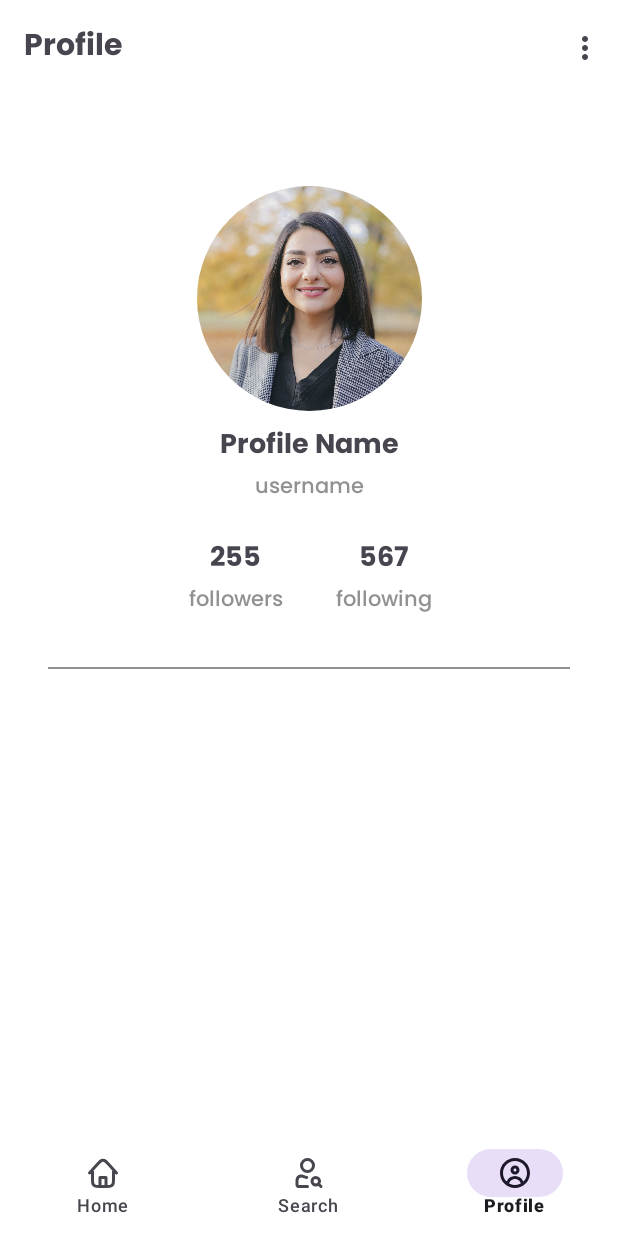
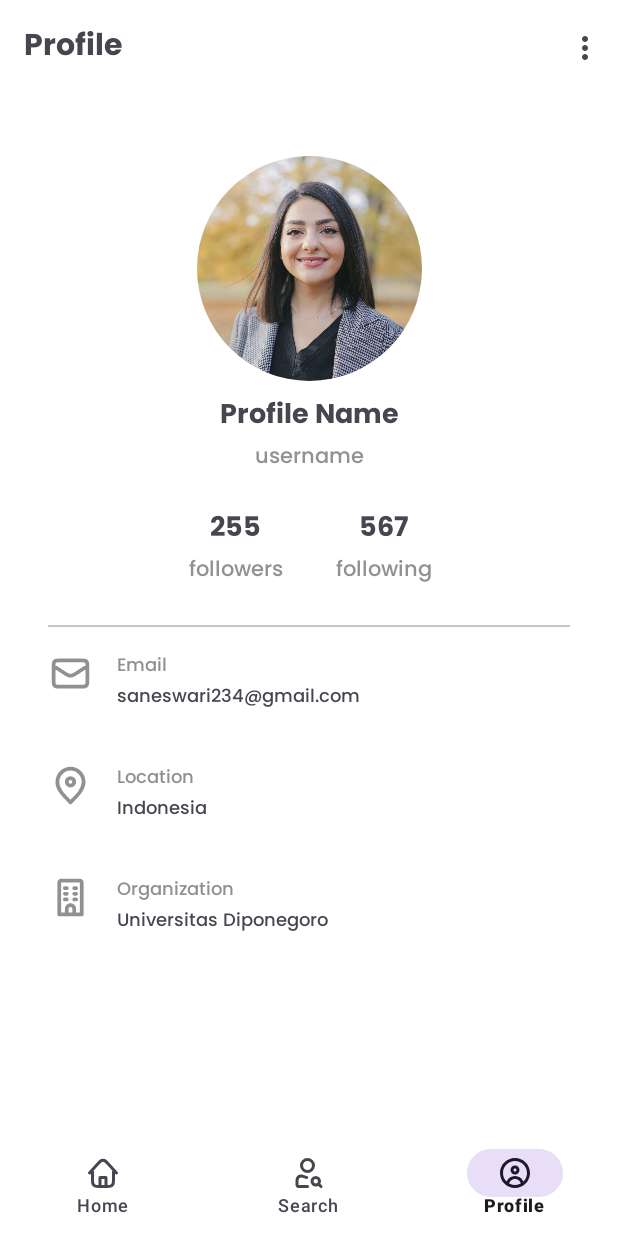
Before and after one commit to dwiaziprasetya/GithubUserApp, an Android app: the ProfileFragment screen opened through its navigation route, on a phone screen of 412 x 824 dp. Run offline under Robolectric (Android 15) with nearby library versions, the phone set to English and light mode, and no system bars; our stand-ins replace CircleImageView, navigation-ui.

Commit message:
Memperbarui beberapa warna

```diff
--- a/app/src/main/res/layout/fragment_profile.xml
+++ b/app/src/main/res/layout/fragment_profile.xml
@@ -30,13 +30,13 @@
         android:id="@+id/ci_profile_image"
         android:layout_width="150dp"
         android:layout_height="150dp"
-        android:layout_marginTop="60dp"
+        android:layout_marginTop="40dp"
         android:src="@drawable/profile_image_template"
         app:layout_constraintBottom_toBottomOf="parent"
         app:layout_constraintEnd_toEndOf="parent"
         app:layout_constraintStart_toStartOf="parent"
         app:layout_constraintTop_toBottomOf="@+id/app_bar_profile"
-        app:layout_constraintVertical_bias="0.0"/>
+        app:layout_constraintVertical_bias="0.0" />
 
     <TextView
         android:id="@+id/tv_profile_name"
@@ -127,13 +127,137 @@
         android:layout_width="match_parent"
         android:layout_height="1dp"
         android:layout_marginStart="32dp"
-        android:layout_marginTop="32dp"
+        android:layout_marginTop="24dp"
         android:layout_marginEnd="32dp"
-        android:background="@color/grey"
+        android:background="@color/grey_2"
         app:layout_constraintEnd_toEndOf="parent"
         app:layout_constraintStart_toStartOf="parent"
-        app:layout_constraintTop_toBottomOf="@+id/tv_followers_template"/>
+        app:layout_constraintTop_toBottomOf="@+id/tv_followers_template" />
 
+    <ImageView
+        android:id="@+id/iv_email_icon"
+        android:layout_width="30dp"
+        android:layout_height="30dp"
+        android:layout_marginTop="16dp"
+        android:src="@drawable/email_icon"
+        app:layout_constraintStart_toStartOf="@+id/line2"
+        app:layout_constraintTop_toBottomOf="@+id/line2"
+        tools:ignore="ContentDescription" />
 
+    <TextView
+        android:id="@+id/tv_email_template"
+        android:layout_width="wrap_content"
+        android:layout_height="wrap_content"
+        android:layout_marginStart="16dp"
+        android:textSize="12sp"
+        android:fontFamily="@font/poppinsmedium"
+        android:text="@string/email_template"
+        android:textColor="@color/grey"
+        app:layout_constraintStart_toEndOf="@+id/iv_email_icon"
+        app:layout_constraintTop_toTopOf="@+id/iv_email_icon" />
+
+    <TextView
+        android:id="@+id/tv_user_email"
+        android:layout_width="wrap_content"
+        android:layout_height="wrap_content"
+        android:fontFamily="@font/poppinsmedium"
+        android:text="@string/profile_email"
+        android:textSize="12sp"
+        app:layout_constraintBottom_toBottomOf="@+id/iv_email_icon"
+        app:layout_constraintStart_toStartOf="@+id/tv_email_template"
+        app:layout_constraintTop_toBottomOf="@+id/tv_email_template"
+        app:layout_constraintVertical_bias="0.0" />
+
+    <View
+        android:id="@+id/line3"
+        android:layout_width="match_parent"
+        android:layout_height="1dp"
+        android:layout_marginStart="32dp"
+        android:layout_marginTop="16dp"
+        android:layout_marginEnd="32dp"
+        android:background="@android:color/transparent"
+        app:layout_constraintEnd_toEndOf="parent"
+        app:layout_constraintStart_toStartOf="parent"
+        app:layout_constraintTop_toBottomOf="@id/tv_user_email"/>
+
+    <ImageView
+        android:id="@+id/iv_location_icon"
+        android:layout_width="30dp"
+        android:layout_height="30dp"
+        android:layout_marginTop="16dp"
+        android:src="@drawable/location_icon"
+        app:layout_constraintStart_toStartOf="@+id/line3"
+        app:layout_constraintTop_toBottomOf="@+id/line3"
+        tools:ignore="ContentDescription" />
+
+    <TextView
+        android:id="@+id/tv_location_template"
+        android:layout_width="wrap_content"
+        android:layout_height="wrap_content"
+        android:layout_marginStart="16dp"
+        android:fontFamily="@font/poppinsmedium"
+        android:text="@string/location_template"
+        android:textColor="@color/grey"
+        android:textSize="12sp"
+        app:layout_constraintStart_toEndOf="@+id/iv_location_icon"
+        app:layout_constraintTop_toTopOf="@+id/iv_location_icon" />
+
+    <TextView
+        android:id="@+id/tv_user_location"
+        android:layout_width="wrap_content"
+        android:layout_height="wrap_content"
+        android:fontFamily="@font/poppinsmedium"
+        android:text="@string/profile_location"
+        android:textSize="12sp"
+        app:layout_constraintBottom_toBottomOf="@+id/iv_location_icon"
+        app:layout_constraintStart_toStartOf="@+id/tv_location_template"
+        app:layout_constraintTop_toBottomOf="@+id/tv_location_template"
+        app:layout_constraintVertical_bias="0.0"/>
+
+    <View
+        android:id="@+id/line4"
+        android:layout_width="match_parent"
+        android:layout_height="1dp"
+        android:layout_marginStart="32dp"
+        android:layout_marginTop="16dp"
+        android:layout_marginEnd="32dp"
+        android:background="@android:color/transparent"
+        app:layout_constraintEnd_toEndOf="parent"
+        app:layout_constraintStart_toStartOf="parent"
+        app:layout_constraintTop_toBottomOf="@id/tv_user_location" />
+
+    <ImageView
+        android:id="@+id/iv_organization_icon"
+        android:layout_width="30dp"
+        android:layout_height="30dp"
+        android:layout_marginTop="16dp"
+        android:src="@drawable/organization_icon"
+        app:layout_constraintStart_toStartOf="@+id/line4"
+        app:layout_constraintTop_toBottomOf="@+id/line4"
+        tools:ignore="ContentDescription" />
+
+    <TextView
+        android:id="@+id/tv_organization_template"
+        android:layout_width="wrap_content"
+        android:layout_height="wrap_content"
+        android:layout_marginStart="16dp"
+        android:fontFamily="@font/poppinsmedium"
+        android:text="@string/organization_template"
+        android:textColor="@color/grey"
+        android:textSize="12sp"
+        app:layout_constraintStart_toEndOf="@+id/iv_organization_icon"
+        app:layout_constraintTop_toTopOf="@+id/iv_organization_icon" />
+
+    <TextView
+        android:id="@+id/tv_user_organization"
+        android:layout_width="wrap_content"
+        android:layout_height="wrap_content"
+        android:fontFamily="@font/poppinsmedium"
+        android:text="Universitas Diponegoro"
+        android:textSize="12sp"
+        app:layout_constraintBottom_toBottomOf="@+id/iv_organization_icon"
+        app:layout_constraintStart_toStartOf="@+id/tv_organization_template"
+        app:layout_constraintTop_toBottomOf="@+id/tv_organization_template"
+        app:layout_constraintVertical_bias="0.0" />
 
 </androidx.constraintlayout.widget.ConstraintLayout>
--- a/app/src/main/res/values/colors.xml
+++ b/app/src/main/res/values/colors.xml
@@ -8,4 +8,5 @@
     <color name="black">#FF000000</color>
     <color name="white">#FFFFFFFF</color>
     <color name="grey">#919191</color>
+    <color name="grey_2">#C6C6C6</color>
 </resources>
--- a/app/src/main/res/values/strings.xml
+++ b/app/src/main/res/values/strings.xml
@@ -14,4 +14,9 @@
     <string name="followers_count_template">255</string>
     <string name="followers_template">followers</string>
     <string name="following_template">following</string>
+    <string name="email_template">Email</string>
+    <string name="profile_email">saneswari234@gmail.com</string>
+    <string name="location_template">Location</string>
+    <string name="profile_location">Indonesia</string>
+    <string name="organization_template">Organization</string>
 </resources>
```
